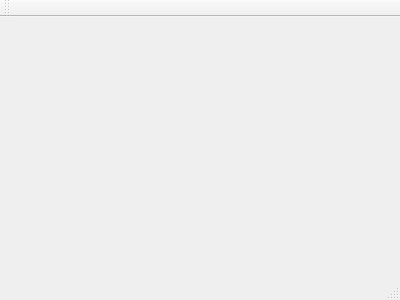
Old version of the form src/mainwindow.ui in the repository matheuspb/INE5417.
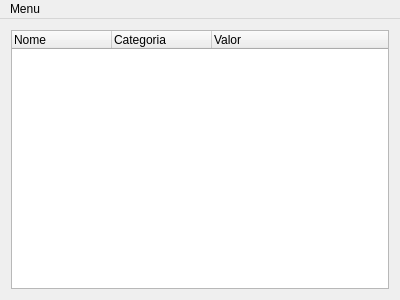
New version of the form. Custom widgets are drawn as their Qt base class.

Commit message: Basic UI elements added

Patch:
```diff
--- a/src/mainwindow.ui
+++ b/src/mainwindow.ui
@@ -9,16 +9,69 @@
     <height>300</height>
    </rect>
   </property>
-  <property name="windowTitle" >
+  <property name="sizePolicy">
+   <sizepolicy hsizetype="Fixed" vsizetype="Fixed">
+    <horstretch>0</horstretch>
+    <verstretch>0</verstretch>
+   </sizepolicy>
+  </property>
+  <property name="windowTitle">
    <string>MainWindow</string>
   </property>
-  <widget class="QMenuBar" name="menuBar" />
-  <widget class="QToolBar" name="mainToolBar" />
-  <widget class="QWidget" name="centralWidget" />
-  <widget class="QStatusBar" name="statusBar" />
+  <widget class="QWidget" name="centralWidget">
+   <layout class="QGridLayout" name="gridLayout">
+    <item row="0" column="1">
+     <widget class="EntryWidget" name="entryWidget">
+      <column>
+       <property name="text">
+        <string>Nome</string>
+       </property>
+      </column>
+      <column>
+       <property name="text">
+        <string>Categoria</string>
+       </property>
+      </column>
+      <column>
+       <property name="text">
+        <string>Valor</string>
+       </property>
+      </column>
+     </widget>
+    </item>
+   </layout>
+  </widget>
+  <widget class="QMenuBar" name="menuBar">
+   <property name="geometry">
+    <rect>
+     <x>0</x>
+     <y>0</y>
+     <width>400</width>
+     <height>19</height>
+    </rect>
+   </property>
+   <widget class="QMenu" name="menuArquivo">
+    <property name="title">
+     <string>Menu</string>
+    </property>
+    <addaction name="actionEditar"/>
+   </widget>
+   <addaction name="menuArquivo"/>
+  </widget>
+  <action name="actionEditar">
+   <property name="text">
+    <string>Atualizar</string>
+   </property>
+  </action>
  </widget>
- <layoutDefault spacing="6" margin="11" />
- <pixmapfunction></pixmapfunction>
+ <layoutdefault spacing="6" margin="11"/>
+ <customwidgets>
+  <customwidget>
+   <class>EntryWidget</class>
+   <extends>QTreeWidget</extends>
+   <header>entrywidget.h</header>
+  </customwidget>
+ </customwidgets>
  <resources/>
  <connections/>
 </ui>
```
Left out of the diff: 5 changed lines with no effect on the pictures. The commit also changes 6 other files.
